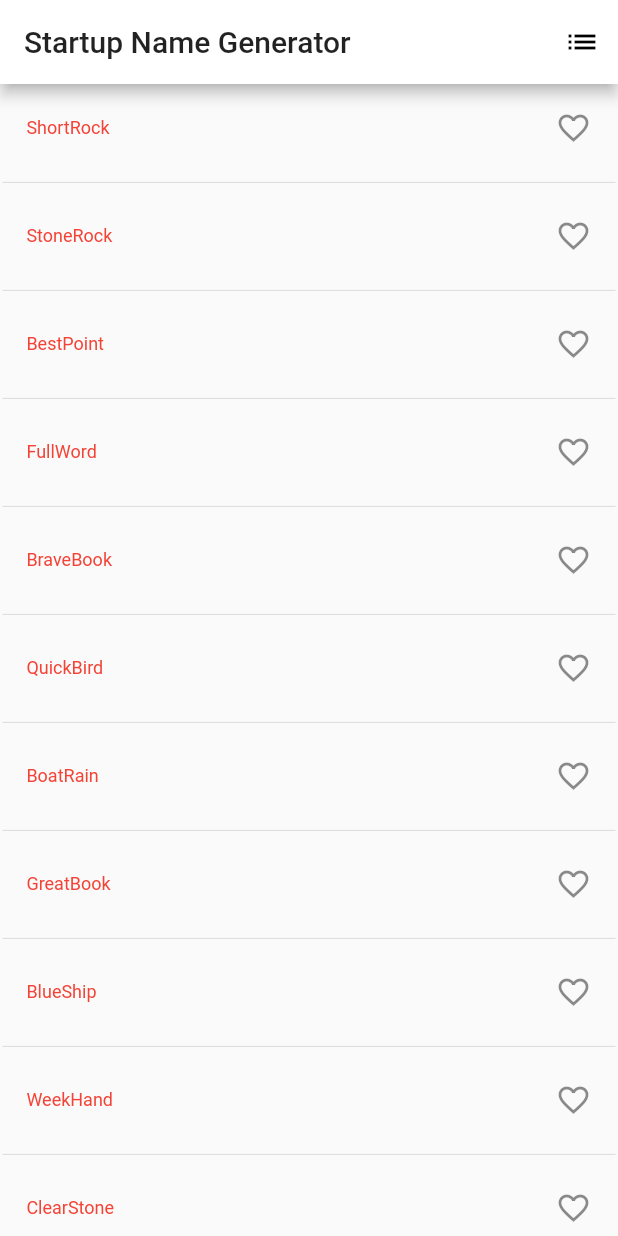
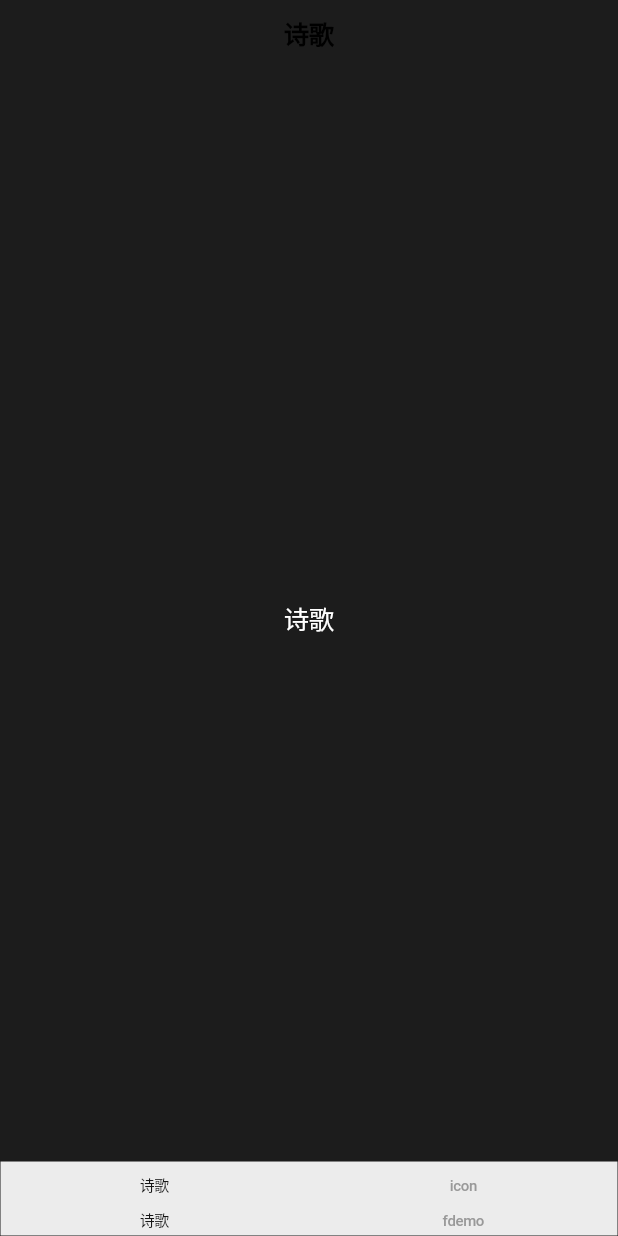
Before and after one commit to Wrapperss/FlutterDemo, a Flutter app: the screen it shows after launch, on a phone screen of 412 x 824 dp. Run offline on Flutter 3.47's test engine with Material 2 defaults, Android fonts, the phone set to English and light mode, and no system bars; our stand-ins replace dio; network calls fail.

Commit message:
feat: remake

```diff
--- a/lib/main.dart
+++ b/lib/main.dart
@@ -1,106 +1,41 @@
-import 'package:flutter/material.dart';
-import 'package:english_words/english_words.dart';
+import 'package:flutter/cupertino.dart';
+import './poetry/poetry.dart';
 
-void main() => runApp(new MyApp());
+void main() => runApp(MyApp());
 
-class MyApp extends StatelessWidget {
+class MyApp extends StatefulWidget {
+  MyApp({Key key}) : super(key: key);
+
+  _MyAppState createState() => _MyAppState();
+}
+
+class _MyAppState extends State<MyApp> {
   @override
   Widget build(BuildContext context) {
-    return new MaterialApp(
-        title: 'Welcome to Flutter',
-        theme: new ThemeData(
-          primaryColor: Colors.white,
+    return CupertinoApp(
+      title: 'fdemo',
+      theme: new CupertinoThemeData(
+        primaryColor: CupertinoColors.darkBackgroundGray),
+      home: new CupertinoTabScaffold(
+        tabBar: new CupertinoTabBar(
+          items: [new BottomNavigationBarItem(title: new Text('诗歌'), icon: new Text('诗歌')),
+                  new BottomNavigationBarItem(title: new Text('fdemo'), icon: new Text('icon'))],
+          currentIndex: 0,
+          border: Border.all(width: 0, color: CupertinoColors.darkBackgroundGray),
           ),
-        home: new RandomWords());
+          tabBuilder: (BuildContext context, int index) {
+            if (index == 0) {
+              return new Poetry();
             }
-}
-
-class RandomWords extends StatefulWidget {
-  @override
-  createState() => new RandomWordsState();
-}
-
-class RandomWordsState extends State<RandomWords> {
-  final _suggestions = <WordPair>[];
-  final _biggerFont = const TextStyle(fontSize: 12.0, color: Colors.red);
-  final _saved = new Set<WordPair>();
-
-  @override
-  Widget build(BuildContext context) {
-    return new Scaffold(
-      appBar: new AppBar(
-        title: new Text('Startup Name Generator'),
-        actions: <Widget>[
-          new IconButton(icon: new Icon(Icons.list), onPressed: _pushSaved)
-        ],
-      ),
-      body: _buildSuggestions(),
-    );
-  }
-
-  void _pushSaved() {
-    Navigator.of(context).push(
-      new MaterialPageRoute(
-        builder: (context) {
-          final tiles = _saved.map(
-            (pair) {
-              return new ListTile(
-                title: new Text(
-                  pair.asPascalCase,
-                  style: _biggerFont,
-                ),
+            return CupertinoTabView(
+              builder: (BuildContext context) {
+                return new CupertinoPageScaffold(
+                  child: Text('Fdemo'),
                 );
               },
-          );
-          final divided = ListTile.divideTiles(
-            context: context,
-            tiles: tiles,
-          ).toList();
-          return new Scaffold(
-            appBar: new AppBar(
-              title: new Text('Saved Suggestions'),
-            ),
-            body: new ListView(children: divided),
             );
           },
         ),
     );
   }
-
-  Widget _buildSuggestions() {
-    return new ListView.builder(
-      padding: const EdgeInsets.all(1.6),
-      itemBuilder: (context, i) {
-        if (i.isOdd) return new Divider();
-        final index = i ~/ 2;
-        if (index >= _suggestions.length) {
-          _suggestions.addAll(generateWordPairs().take(10));
 }
-        return _buildRow(_suggestions[index]);
-      },
-    );
-  }
-
-  Widget _buildRow(WordPair pair) {
-    final alreadySaved = _saved.contains(pair);
-
-    return new ListTile(
-        title: new Text(
-          pair.asPascalCase,
-          style: _biggerFont,
-        ),
-        trailing: new Icon(
-          alreadySaved ? Icons.favorite : Icons.favorite_border,
-          color: alreadySaved ? Colors.red : null,
-        ),
-        onTap: () {
-          setState(() {
-            if (alreadySaved) {
-              _saved.remove(pair);
-            } else {
-              _saved.add(pair);
-            }
-          });
-        });
-  }
-}
--- /dev/null
+++ b/lib/poetry/poetry.dart
@@ -0,0 +1,88 @@
+import 'package:flutter/cupertino.dart';
+import 'package:flutter/material.dart';
+import 'package:dio/dio.dart';
+import 'dart:math';
+
+class Poetry extends StatefulWidget {
+  Poetry({Key key}) : super(key: key);
+
+  _PoetryState createState() => _PoetryState();
+}
+
+class _PoetryState extends State<Poetry> {
+  var poetry = '诗歌';
+  var isNewData = false;
+
+  void getPoetry() async {
+    try {
+      Response response = await Dio().get('https://api.gushi.ci/all.json');
+      print(response);
+      poetry = response.data['content'];
+      setState(() {
+        isNewData = true;
+      });
+    } catch (error) {
+      print(error.toString());
+    }
+  }
+
+  @override
+  void initState() {
+    // TODO: implement initState
+    super.initState();
+    print('initState');
+  }
+
+  @override
+  void didChangeDependencies() {
+    // TODO: implement didChangeDependencies
+    super.didChangeDependencies();
+    print('didChangeDependencies');
+  }
+
+  @override
+  void didUpdateWidget(Poetry oldWidget) {
+    // TODO: implement didUpdateWidget
+    super.didUpdateWidget(oldWidget);
+    print('didUpdateWidget');
+  }
+
+  void _handleTap() {
+    isNewData = false;
+    getPoetry();
+  }
+
+  @override
+  Widget build(BuildContext context) {
+    if (!isNewData) {
+      getPoetry();
+    }
+    return new GestureDetector(
+      onTap: _handleTap,
+      child: Container(
+        child: CupertinoPageScaffold(
+          navigationBar: new CupertinoNavigationBar(
+            middle: new Text('诗歌'),
+          ),
+          child: new Center(
+            child: new Text(
+              poetry,
+              style: new TextStyle(color: Colors.white),
+            ),
+          ),
+          backgroundColor: randomColor(),
+        ),
+      ),
+    );
+  }
+
+  @override
+  void dispose() {
+    // TODO: implement dispose
+    super.dispose();
+  }
+}
+
+Color randomColor() {
+    return Color.fromARGB(255, Random().nextInt(256)+0, Random().nextInt(256)+0, Random().nextInt(256)+0);
+}
```
Also changed, not shown: pubspec.yaml (+55 -3 lines), pubspec.lock, 15 other files. Lines whose indentation alone changed are shown as unchanged.
